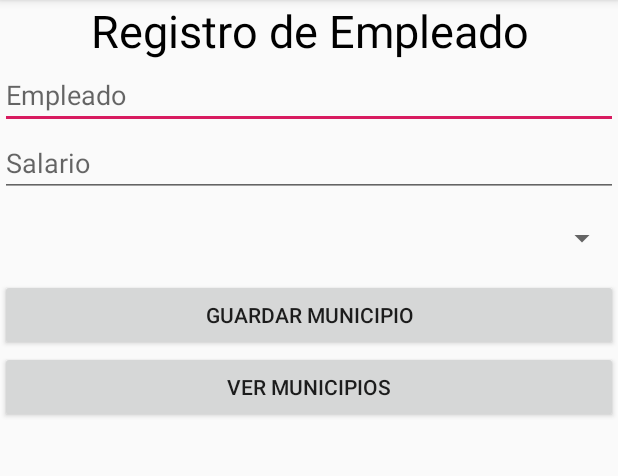
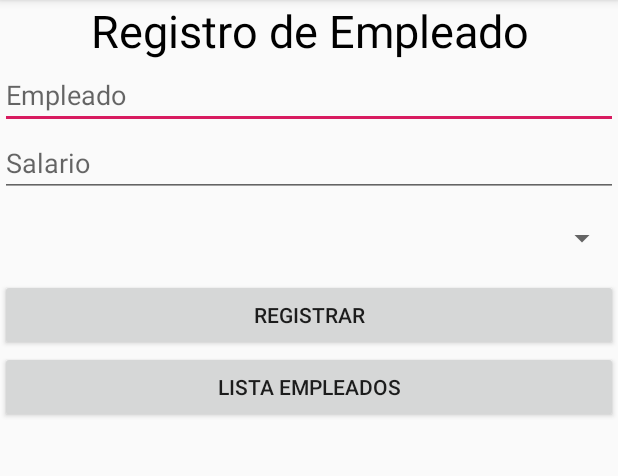
Before and after one commit to acastro99/Martes, an Android app: the screen it shows after launch (municipio), after a tap on "REGISTRAR EMPLEADO", on a phone screen of 412 x 824 dp, the part 84-560 px from its top. Run offline under Robolectric (Android 15) with nearby library versions, the phone set to English and light mode, and no system bars.

Commit message:
Ya se manejan datos con ambas tablas

```diff
--- a/app/src/main/java/com/example/myapplication/AdminSQLiteOpenHelper.java
+++ b/app/src/main/java/com/example/myapplication/AdminSQLiteOpenHelper.java
@@ -14,7 +14,7 @@ public class AdminSQLiteOpenHelper extends SQLiteOpenHelper {
     @Override
     public void onCreate(SQLiteDatabase db) {
         db.execSQL(" create table departamento ( iddep integer primary key autoincrement,nombre text)");
-        db.execSQL(" create table municipio( idmun integer primary key autoincrement,nombre text,iddep INTEGER NOT NULL CONSTRAINT fk_id_dep REFERENCES departamento(iddep) ON DELETE CASCADE ON UPDATE CASCADE)");
+        db.execSQL(" create table municipio( idmun integer primary key autoincrement,nombre text, salario real, iddep INTEGER NOT NULL CONSTRAINT fk_id_dep REFERENCES departamento(iddep) ON DELETE CASCADE ON UPDATE CASCADE)");
 
 
 
@@ -25,7 +25,7 @@ public class AdminSQLiteOpenHelper extends SQLiteOpenHelper {
         db.execSQL("drop table if exists departamento" );
         db.execSQL(" create table departamento ( iddep integer primary key autoincrement,nombre text)");
         db.execSQL("drop table if exists municipio" );
-        db.execSQL(" create table municipio( idmun integer primary key autoincrement,nombre text,iddep INTEGER NOT NULL CONSTRAINT fk_id_dep REFERENCES departamento(iddep) ON DELETE CASCADE ON UPDATE CASCADE)");
+        db.execSQL(" create table municipio( idmun integer primary key autoincrement,nombre text, salario real, iddep INTEGER NOT NULL CONSTRAINT fk_id_dep REFERENCES departamento(iddep) ON DELETE CASCADE ON UPDATE CASCADE)");
 
 
     }
--- a/app/src/main/java/com/example/myapplication/municipio.java
+++ b/app/src/main/java/com/example/myapplication/municipio.java
@@ -17,7 +17,7 @@ import androidx.appcompat.app.AppCompatActivity;
 
 public class municipio extends AppCompatActivity {
     Button b1,b2,b3;
-    EditText t1,t2;
+    EditText t1,t2, t3;
     Spinner sp;
     ListView lista;
     private AdminSQLiteOpenHelper admin;
@@ -31,11 +31,15 @@ public class municipio extends AppCompatActivity {
         setContentView(R.layout.activity_municipio);
         admin = new AdminSQLiteOpenHelper(this, vars.bd, null, vars.version);
         bd = admin.getWritableDatabase();
+        t3 = findViewById(R.id.editText3);
         t2= (EditText) findViewById(R.id.editText2);
         b2 = (Button) findViewById(R.id.button2);
         b3 = (Button) findViewById(R.id.button3);
+
         lista= (ListView) findViewById(R.id.lista);
+
         sp =(Spinner) findViewById(R.id.spinner);
+
         fila = bd.rawQuery("SELECT iddep AS _id, nombre FROM departamento ORDER BY nombre", null);
         SimpleCursorAdapter adapter2 = new SimpleCursorAdapter(this, android.R.layout.simple_spinner_dropdown_item, fila,
                 new String[] {"nombre"}, new int[] {android.R.id.text1}, SimpleCursorAdapter.FLAG_REGISTER_CONTENT_OBSERVER);
@@ -52,9 +56,11 @@ public class municipio extends AppCompatActivity {
 
                 if (t2.getText().toString().length() == 0){
                     Toast.makeText(municipio.this, "Por favor llene el campo", Toast.LENGTH_SHORT).show();
-                }else if ( t2!= null){
+                }else if ( t2!= null && t3!=null){
                     registro.put("nombre", t2.getText().toString());
+                    registro.put("salario", t3.getText().toString());
                     registro.put("iddep",sp.getSelectedItemId());//nombre del campo
+
 
 //nombre de la tabla
                     bd.insert("municipio", null, registro);
@@ -79,13 +85,13 @@ public class municipio extends AppCompatActivity {
                     admin = new AdminSQLiteOpenHelper(municipio.this, vars.bd, null, vars.version);
                     bd = admin.getWritableDatabase();
 
-                    Cursor fila = bd.rawQuery("SELECT municipio.idmun,municipio.nombre,departamento.nombre FROM municipio,departamento where municipio.iddep= departamento.iddep", null);
+                    Cursor fila = bd.rawQuery("SELECT municipio.idmun,municipio.nombre,municipio.salario,departamento.nombre FROM municipio,departamento where municipio.iddep= departamento.iddep", null);
                     int cantidad = fila.getCount();// cantidad de registro
                     int i=0;
                     arreglo = new String[cantidad];
                     if (fila.moveToFirst()) {
                         do {
-                            String linea = fila.getInt(0) + "  municipio: " + fila.getString(1)+ "  departamento: " + fila.getString(2);
+                            String linea = fila.getInt(0) + "  Nombre: " + fila.getString(1)+  "Salario " + fila.getDouble(2) + "  Tipo Usuario: " + fila.getString(3);
                             arreglo[i] = linea;
                             i++;
                         } while (fila.moveToNext());
--- a/app/src/main/res/layout/activity_main.xml
+++ b/app/src/main/res/layout/activity_main.xml
@@ -39,7 +39,7 @@
             android:id="@+id/editText"
             android:layout_marginLeft="15dp"
             android:layout_marginRight="15dp"
-            android:hint="Nombre Usuario"
+            android:hint="Tipo Usuario"
             />
 
         <Button
--- a/app/src/main/res/layout/activity_municipio.xml
+++ b/app/src/main/res/layout/activity_municipio.xml
@@ -31,10 +31,11 @@
         <EditText
             android:layout_width="match_parent"
             android:layout_height="wrap_content"
-            android:inputType="textPersonName"
+            android:inputType="numberDecimal"
             android:ems="10"
             android:id="@+id/editText3"
-            android:hint="Salario" />
+            android:hint="Salario"
+            />
 
         <Spinner
             android:layout_width="match_parent"
@@ -43,14 +44,14 @@
             android:layout_marginTop="15dp"/>
 
         <Button
-            android:text="guardar municipio"
+            android:text="Registrar"
             android:layout_width="match_parent"
             android:layout_height="wrap_content"
             android:id="@+id/button2"
             android:layout_marginTop="15dp"/>
 
         <Button
-            android:text="ver municipios"
+            android:text="Lista Empleados"
             android:layout_width="match_parent"
             android:layout_height="wrap_content"
             android:id="@+id/button3" />
```
